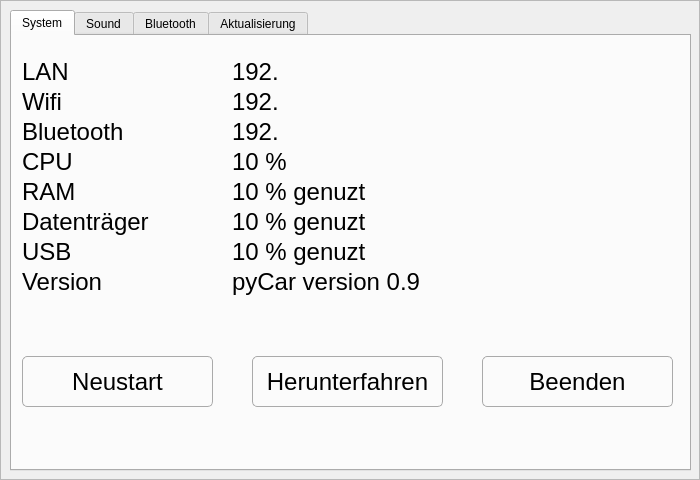
iTommix/pyCAR, file modules/setup/gui.ui: the form before one commit.
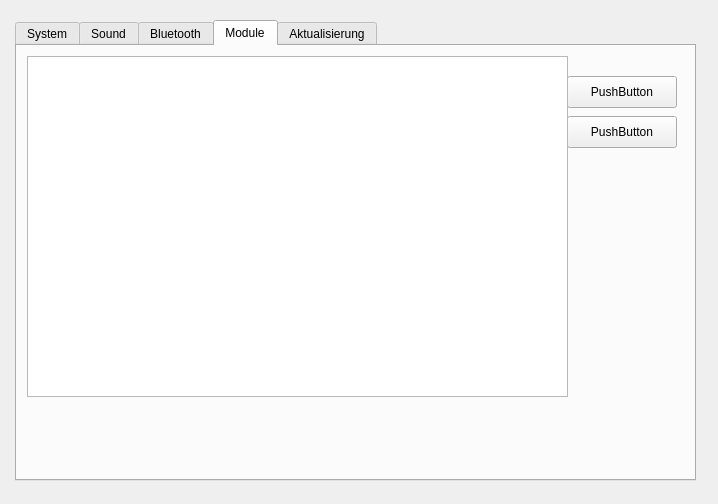
The form after the commit. Icons and pictures are not drawn.

What changed in the file:
```diff
--- a/modules/setup/gui.ui
+++ b/modules/setup/gui.ui
@@ -6,42 +6,27 @@
    <rect>
     <x>0</x>
     <y>0</y>
-    <width>700</width>
-    <height>480</height>
+    <width>718</width>
+    <height>504</height>
    </rect>
   </property>
   <property name="windowTitle">
    <string>setup</string>
   </property>
   <widget class="QWidget" name="centralwidget">
-   <widget class="QFrame" name="frame">
+   <widget class="QWidget" name="page1" native="true">
     <property name="geometry">
      <rect>
-      <x>0</x>
-      <y>0</y>
+      <x>10</x>
+      <y>10</y>
       <width>700</width>
       <height>480</height>
      </rect>
     </property>
-    <property name="cursor">
-     <cursorShape>BlankCursor</cursorShape>
-    </property>
-    <property name="autoFillBackground">
-     <bool>false</bool>
-    </property>
-    <property name="styleSheet">
-     <string notr="true"/>
-    </property>
-    <property name="frameShape">
-     <enum>QFrame::StyledPanel</enum>
-    </property>
-    <property name="frameShadow">
-     <enum>QFrame::Raised</enum>
-    </property>
     <widget class="QTabWidget" name="tabWidget">
      <property name="geometry">
       <rect>
-       <x>10</x>
+       <x>5</x>
        <y>10</y>
        <width>681</width>
        <height>461</height>
@@ -53,7 +38,7 @@
       </font>
      </property>
      <property name="currentIndex">
-      <number>0</number>
+      <number>3</number>
      </property>
      <widget class="QWidget" name="tab">
       <attribute name="title">
@@ -912,6 +897,47 @@
        </property>
       </widget>
      </widget>
+     <widget class="QWidget" name="tab_5">
+      <attribute name="title">
+       <string>Module</string>
+      </attribute>
+      <widget class="QPushButton" name="pushButton">
+       <property name="geometry">
+        <rect>
+         <x>550</x>
+         <y>30</y>
+         <width>110</width>
+         <height>32</height>
+        </rect>
+       </property>
+       <property name="text">
+        <string>PushButton</string>
+       </property>
+      </widget>
+      <widget class="QPushButton" name="pushButton_2">
+       <property name="geometry">
+        <rect>
+         <x>550</x>
+         <y>70</y>
+         <width>110</width>
+         <height>32</height>
+        </rect>
+       </property>
+       <property name="text">
+        <string>PushButton</string>
+       </property>
+      </widget>
+      <widget class="QTableView" name="modules">
+       <property name="geometry">
+        <rect>
+         <x>10</x>
+         <y>10</y>
+         <width>541</width>
+         <height>341</height>
+        </rect>
+       </property>
+      </widget>
+     </widget>
      <widget class="QWidget" name="tab_4">
       <attribute name="title">
        <string>Aktualisierung</string>
```
